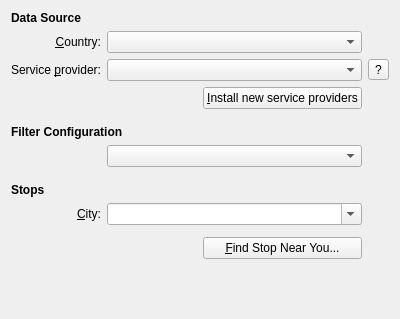
This is applet/publicTransportStopConfig.ui in KDE/publictransport as Qt 5 draws it before an edit. The edited form follows.
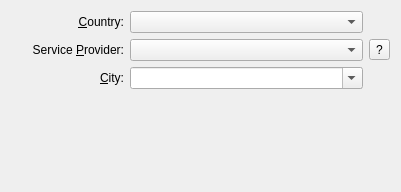
This is the edited form. Custom widgets are drawn as their Qt base class.

What changed in the file:
```diff
--- a/applet/publicTransportStopConfig.ui
+++ b/applet/publicTransportStopConfig.ui
@@ -6,28 +6,14 @@
    <rect>
     <x>0</x>
     <y>0</y>
-    <width>400</width>
-    <height>319</height>
+    <width>401</width>
+    <height>192</height>
    </rect>
   </property>
   <property name="windowTitle">
    <string>Form</string>
   </property>
   <layout class="QGridLayout" name="gridLayout">
-   <item row="0" column="0" colspan="4">
-    <widget class="QLabel" name="lblDataSource_2">
-     <property name="font">
-      <font>
-       <weight>75</weight>
-       <italic>false</italic>
-       <bold>true</bold>
-      </font>
-     </property>
-     <property name="text">
-      <string>Data Source</string>
-     </property>
-    </widget>
-   </item>
    <item row="1" column="0">
     <widget class="QLabel" name="lblLocation">
      <property name="text">
@@ -51,7 +37,7 @@
    <item row="2" column="0">
     <widget class="QLabel" name="lblServiceProvider">
      <property name="text">
-      <string>Service &amp;provider:</string>
+      <string>Service &amp;Provider:</string>
      </property>
      <property name="alignment">
       <set>Qt::AlignRight|Qt::AlignTrailing|Qt::AlignVCenter</set>
@@ -71,28 +57,7 @@
      </property>
     </widget>
    </item>
-   <item row="3" column="2">
-    <widget class="KPushButton" name="downloadServiceProviders">
-     <property name="text">
-      <string>&amp;Install new service providers</string>
-     </property>
-    </widget>
-   </item>
-   <item row="8" column="0" colspan="4">
-    <widget class="QLabel" name="lblHomeStop">
-     <property name="font">
-      <font>
-       <weight>75</weight>
-       <italic>false</italic>
-       <bold>true</bold>
-      </font>
-     </property>
-     <property name="text">
-      <string>Stops</string>
-     </property>
-    </widget>
-   </item>
-   <item row="9" column="0">
+   <item row="6" column="0">
     <widget class="QLabel" name="lblCity">
      <property name="text">
       <string>&amp;City:</string>
@@ -105,7 +70,7 @@
      </property>
     </widget>
    </item>
-   <item row="9" column="1" colspan="2">
+   <item row="6" column="1" colspan="2">
     <widget class="KComboBox" name="city">
      <property name="sizePolicy">
       <sizepolicy hsizetype="Expanding" vsizetype="Fixed">
@@ -118,39 +83,6 @@
      </property>
     </widget>
    </item>
-   <item row="11" column="2">
-    <widget class="KPushButton" name="geolocate">
-     <property name="text">
-      <string>&amp;Find Stop Near You...</string>
-     </property>
-    </widget>
-   </item>
-   <item row="12" column="0" colspan="4">
-    <spacer name="vSpacer">
-     <property name="orientation">
-      <enum>Qt::Vertical</enum>
-     </property>
-     <property name="sizeHint" stdset="0">
-      <size>
-       <width>20</width>
-       <height>40</height>
-      </size>
-     </property>
-    </spacer>
-   </item>
-   <item row="3" column="1">
-    <spacer name="horizontalSpacer">
-     <property name="orientation">
-      <enum>Qt::Horizontal</enum>
-     </property>
-     <property name="sizeHint" stdset="0">
-      <size>
-       <width>40</width>
-       <height>20</height>
-      </size>
-     </property>
-    </spacer>
-   </item>
    <item row="2" column="1" colspan="2">
     <widget class="KComboBox" name="serviceProvider">
      <property name="sizePolicy">
@@ -178,69 +110,7 @@
      </property>
     </widget>
    </item>
-   <item row="11" column="1">
-    <spacer name="horizontalSpacer_2">
-     <property name="orientation">
-      <enum>Qt::Horizontal</enum>
-     </property>
-     <property name="sizeHint" stdset="0">
-      <size>
-       <width>40</width>
-       <height>20</height>
-      </size>
-     </property>
-    </spacer>
-   </item>
-   <item row="5" column="0" colspan="4">
-    <widget class="QLabel" name="lblHomeStop_2">
-     <property name="font">
-      <font>
-       <weight>75</weight>
-       <italic>false</italic>
-       <bold>true</bold>
-      </font>
-     </property>
-     <property name="text">
-      <string>Filter Configuration</string>
-     </property>
-    </widget>
-   </item>
-   <item row="6" column="1" colspan="2">
-    <widget class="KComboBox" name="filterConfiguration"/>
-   </item>
-   <item row="4" column="0" colspan="4">
-    <spacer name="verticalSpacer_6">
-     <property name="orientation">
-      <enum>Qt::Vertical</enum>
-     </property>
-     <property name="sizeType">
-      <enum>QSizePolicy::Fixed</enum>
-     </property>
-     <property name="sizeHint" stdset="0">
-      <size>
-       <width>64</width>
-       <height>10</height>
-      </size>
-     </property>
-    </spacer>
-   </item>
    <item row="7" column="0" colspan="4">
-    <spacer name="verticalSpacer_7">
-     <property name="orientation">
-      <enum>Qt::Vertical</enum>
-     </property>
-     <property name="sizeType">
-      <enum>QSizePolicy::Fixed</enum>
-     </property>
-     <property name="sizeHint" stdset="0">
-      <size>
-       <width>64</width>
-       <height>10</height>
-      </size>
-     </property>
-    </spacer>
-   </item>
-   <item row="10" column="0" colspan="4">
     <widget class="QWidget" name="stops" native="true">
      <property name="minimumSize">
       <size>
@@ -253,11 +123,6 @@
   </layout>
  </widget>
  <customwidgets>
-  <customwidget>
-   <class>KPushButton</class>
-   <extends>QPushButton</extends>
-   <header>kpushbutton.h</header>
-  </customwidget>
   <customwidget>
    <class>KComboBox</class>
    <extends>QComboBox</extends>
```
Left out of the diff: 15 changed lines with no effect on the pictures.
